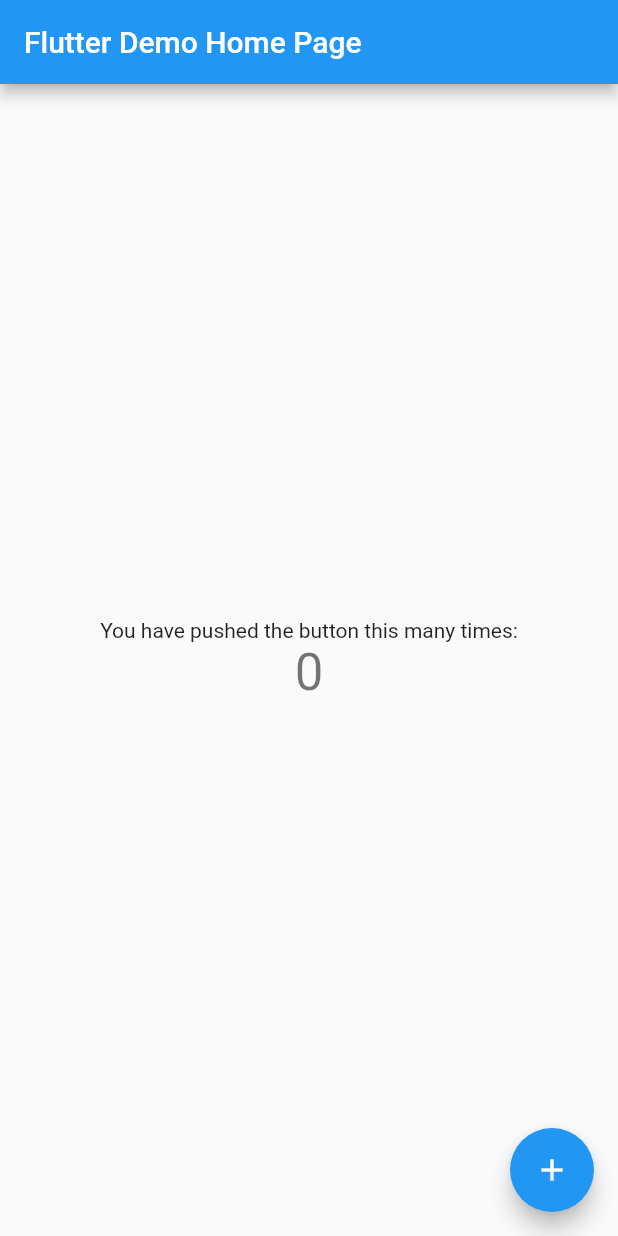
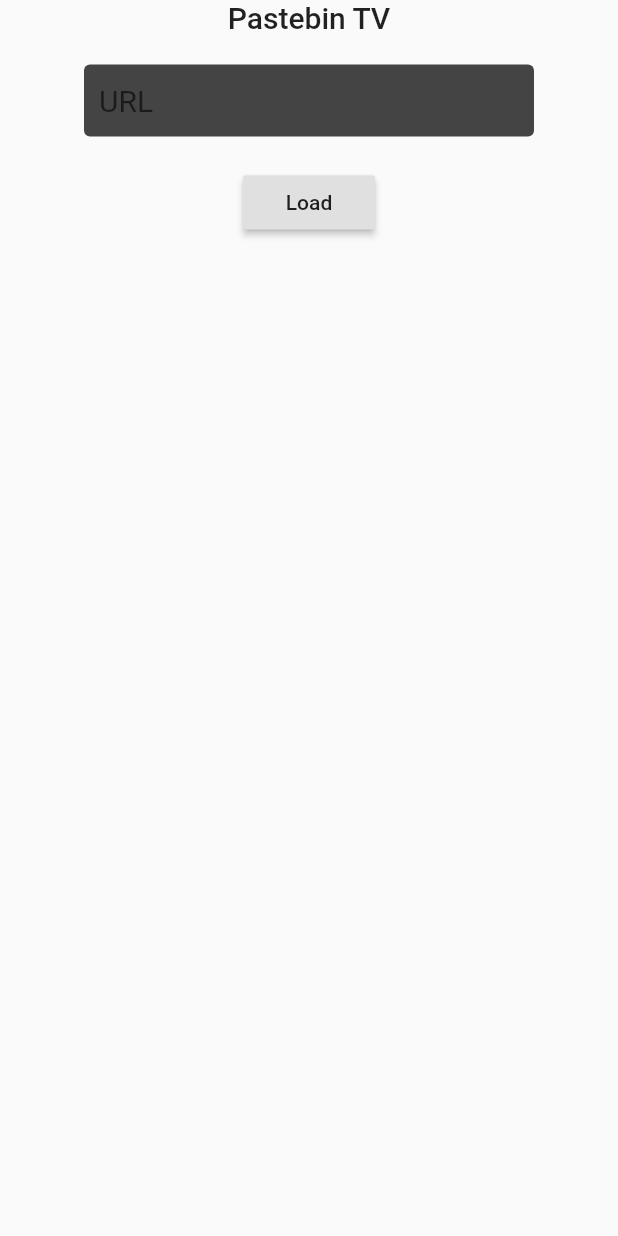
Before and after one commit to fabioavelino/PastebinTV, a Flutter app: the screen it shows after launch, on a phone screen of 412 x 824 dp. Run offline on Flutter 3.47's test engine with Material 2 defaults, Android fonts, the phone set to English and light mode, and no system bars; our stand-ins replace video_player; missing offline and left inert: m3u.

Commit message:
Simple loader of a URL

```diff
--- a/lib/main.dart
+++ b/lib/main.dart
@@ -1,4 +1,8 @@
+import 'dart:async';
+
 import 'package:flutter/material.dart';
+import 'package:pastebintv/widgets/TextInput.dart';
+import 'package:video_player/video_player.dart';
 
 void main() => runApp(MyApp());
 
@@ -9,103 +13,60 @@
     return MaterialApp(
       title: 'Flutter Demo',
       theme: ThemeData(
-        // This is the theme of your application.
-        //
-        // Try running your application with "flutter run". You'll see the
-        // application has a blue toolbar. Then, without quitting the app, try
-        // changing the primarySwatch below to Colors.green and then invoke
-        // "hot reload" (press "r" in the console where you ran "flutter run",
-        // or simply save your changes to "hot reload" in a Flutter IDE).
-        // Notice that the counter didn't reset back to zero; the application
-        // is not restarted.
         primarySwatch: Colors.blue,
       ),
-      home: MyHomePage(title: 'Flutter Demo Home Page'),
+      home: Scaffold(body: VideoPage()),
     );
   }
 }
 
-class MyHomePage extends StatefulWidget {
-  MyHomePage({Key key, this.title}) : super(key: key);
-
-  // This widget is the home page of your application. It is stateful, meaning
-  // that it has a State object (defined below) that contains fields that affect
-  // how it looks.
-
-  // This class is the configuration for the state. It holds the values (in this
-  // case the title) provided by the parent (in this case the App widget) and
-  // used by the build method of the State. Fields in a Widget subclass are
-  // always marked "final".
-
-  final String title;
+class VideoPage extends StatefulWidget {
+  VideoPage({Key key}) : super(key: key);
 
   @override
-  _MyHomePageState createState() => _MyHomePageState();
+  VideoComponent createState() => VideoComponent();
 }
 
-class _MyHomePageState extends State<MyHomePage> {
-  int _counter = 0;
+class VideoComponent extends State<VideoPage> {
+  bool shouldPlay = false;
+  TextEditingController urlController = TextEditingController();
+  VideoPlayerController _controller;
 
-  void _incrementCounter() {
+  @override
+  void initState() {
+    super.initState();
+    urlController.text = "";
+  }
+
+  void buttonOnPressed() {
     setState(() {
-      // This call to setState tells the Flutter framework that something has
-      // changed in this State, which causes it to rerun the build method below
-      // so that the display can reflect the updated values. If we changed
-      // _counter without calling setState(), then the build method would not be
-      // called again, and so nothing would appear to happen.
-      _counter++;
+      this.shouldPlay = true;
     });
+    _controller = VideoPlayerController.network(urlController.text)
+      ..initialize().then((_) {
+        var timer = Timer(Duration(seconds: 2), () => _controller.play());
+      });
   }
 
   @override
   Widget build(BuildContext context) {
-    // This method is rerun every time setState is called, for instance as done
-    // by the _incrementCounter method above.
-    //
-    // The Flutter framework has been optimized to make rerunning build methods
-    // fast, so that you can just rebuild anything that needs updating rather
-    // than having to individually change instances of widgets.
-    return Scaffold(
-      appBar: AppBar(
-        // Here we take the value from the MyHomePage object that was created by
-        // the App.build method, and use it to set our appbar title.
-        title: Text(widget.title),
-      ),
-      body: Center(
-        // Center is a layout widget. It takes a single child and positions it
-        // in the middle of the parent.
-        child: Column(
-          // Column is also a layout widget. It takes a list of children and
-          // arranges them vertically. By default, it sizes itself to fit its
-          // children horizontally, and tries to be as tall as its parent.
-          //
-          // Invoke "debug painting" (press "p" in the console, choose the
-          // "Toggle Debug Paint" action from the Flutter Inspector in Android
-          // Studio, or the "Toggle Debug Paint" command in Visual Studio Code)
-          // to see the wireframe for each widget.
-          //
-          // Column has various properties to control how it sizes itself and
-          // how it positions its children. Here we use mainAxisAlignment to
-          // center the children vertically; the main axis here is the vertical
-          // axis because Columns are vertical (the cross axis would be
-          // horizontal).
-          mainAxisAlignment: MainAxisAlignment.center,
-          children: <Widget>[
-            Text(
-              'You have pushed the button this many times:',
-            ),
-            Text(
-              '$_counter',
-              style: Theme.of(context).textTheme.display1,
-            ),
-          ],
-        ),
-      ),
-      floatingActionButton: FloatingActionButton(
-        onPressed: _incrementCounter,
-        tooltip: 'Increment',
-        child: Icon(Icons.add),
-      ), // This trailing comma makes auto-formatting nicer for build methods.
-    );
+    if (shouldPlay) {
+      return Container(
+          child: Row(
+              children: <Widget>[Expanded(child: VideoPlayer(_controller))]));
+    }
+
+    return Column(children: <Widget>[
+      Text("Pastebin TV", style: Theme.of(context).textTheme.title),
+      Container(
+          height: 200,
+          child: Center(
+              child: Column(
+            children: <Widget>[
+              TextInput(placeholder: "URL", controller: urlController),
+              RaisedButton(child: Text("Load"), onPressed: buttonOnPressed)
+            ],
+          )))
+    ]);
   }
 }
--- /dev/null
+++ b/lib/state/M3U.dart
@@ -0,0 +1,16 @@
+import 'dart:io';
+import 'package:m3u/m3u.dart';
+import 'package:http/http.dart' as http;
+
+class M3U {
+  String fileName;
+  String url;
+
+  M3U(this.fileName, this.url);
+
+  getContent() async {
+    final response = await http.get(
+        "http://163.172.223.32/pastbin/m3u/20191118/1574030229-WSV1MzrE.txt");
+    final playlist = await M3uParser.parse(response.body);
+  }
+}
--- /dev/null
+++ b/lib/widgets/TextInput.dart
@@ -0,0 +1,30 @@
+import 'package:flutter/material.dart';
+
+class TextInput extends StatelessWidget {
+  TextInput({this.placeholder, this.controller});
+
+  final String placeholder;
+  final TextEditingController controller;
+
+  @override
+  Widget build(BuildContext context) {
+    return Container(
+        width: 300,
+        margin: EdgeInsets.all(20),
+        child: TextFormField(
+            controller: controller,
+            decoration: InputDecoration(
+                filled: true,
+                fillColor: Color(0xFF444444),
+                contentPadding:
+                    EdgeInsets.symmetric(vertical: 5, horizontal: 10),
+                border: OutlineInputBorder(
+                    borderSide: BorderSide(width: 0, style: BorderStyle.none),
+                    borderRadius: BorderRadius.all(Radius.circular(4))),
+                hintText: placeholder),
+            style: TextStyle(
+              fontSize: 20.0,
+              color: Color(0xFFEEEEEE),
+            )));
+  }
+}
--- a/pubspec.yaml
+++ b/pubspec.yaml
@@ -23,6 +23,7 @@
   # The following adds the Cupertino Icons font to your application.
   # Use with the CupertinoIcons class for iOS style icons.
   cupertino_icons: ^0.1.2
+  http: ^0.12.0+2
   m3u: ^1.0.3
   video_player: ^0.10.2+5
 
```
Also changed, not shown: lib/state/state_container.dart (added, +56 -0 lines), pubspec.lock.
